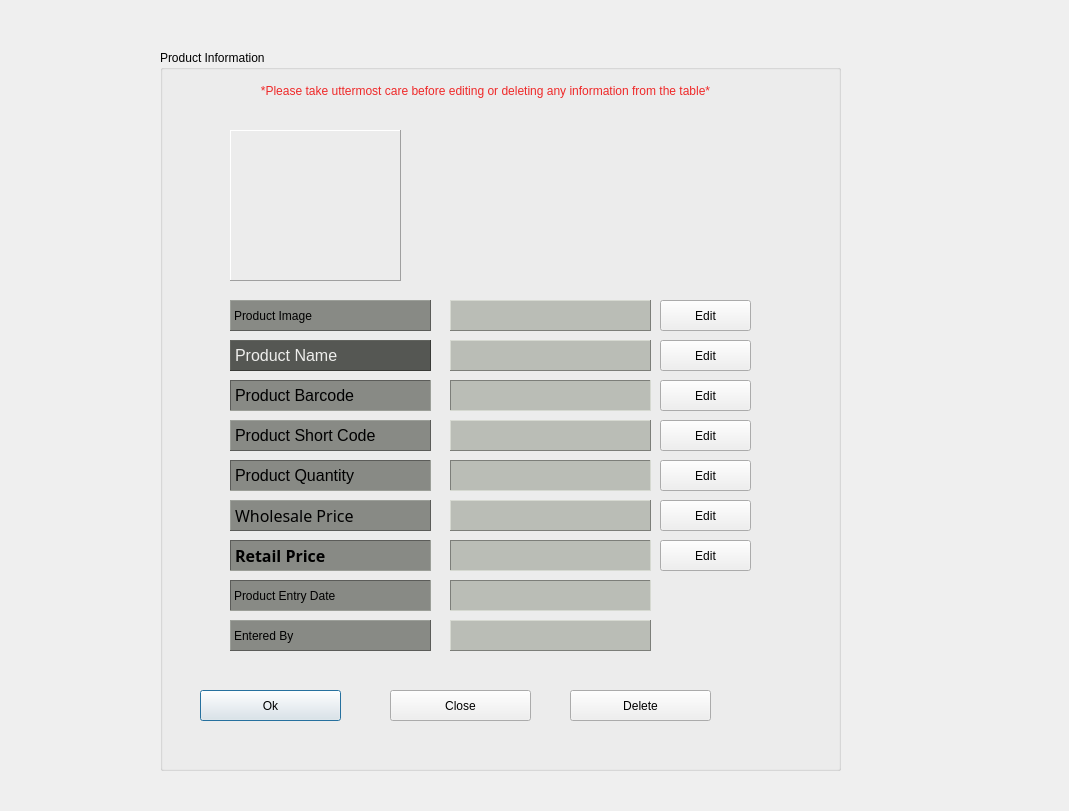
This is viewproduct.ui in vinnadipo09/bullet as Qt 5 draws it before an edit. The edited form follows.
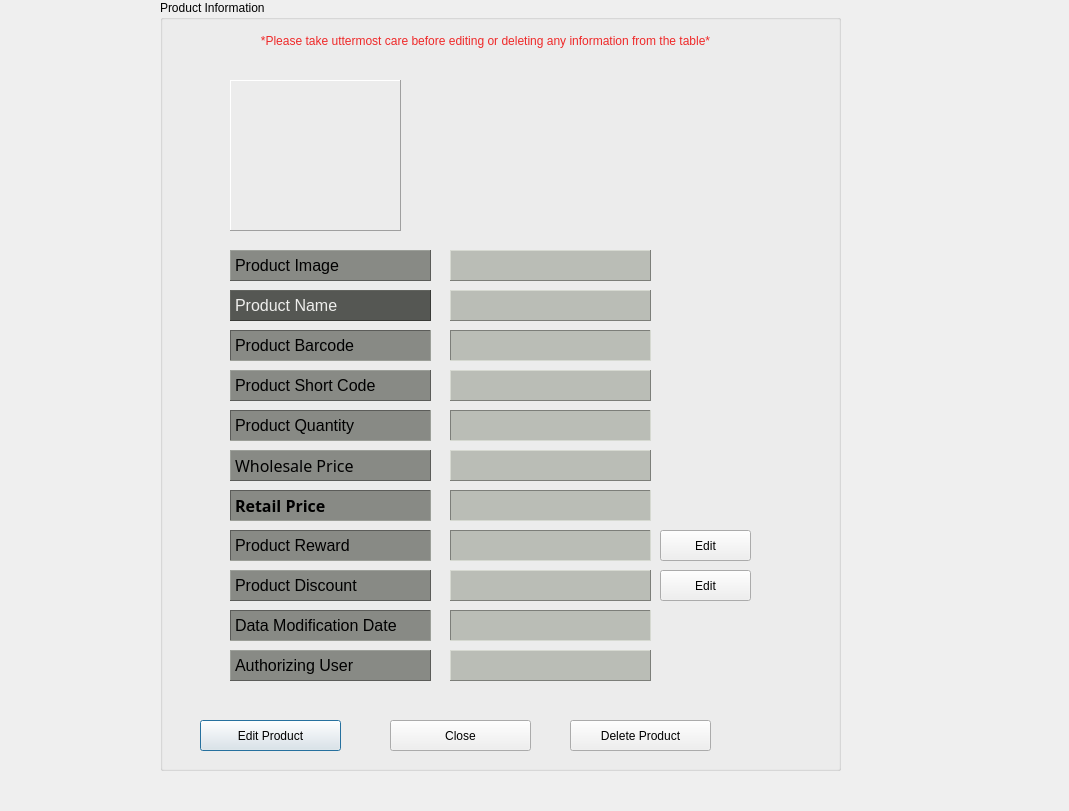
This is the edited form. Icons and pictures are not drawn.

What changed in the file:
```diff
--- a/viewproduct.ui
+++ b/viewproduct.ui
@@ -17,9 +17,9 @@
    <property name="geometry">
     <rect>
      <x>160</x>
-     <y>50</y>
+     <y>0</y>
      <width>681</width>
-     <height>721</height>
+     <height>771</height>
     </rect>
    </property>
    <property name="title">
@@ -116,6 +116,11 @@
       <height>31</height>
      </rect>
     </property>
+    <property name="font">
+     <font>
+      <pointsize>12</pointsize>
+     </font>
+    </property>
     <property name="styleSheet">
      <string notr="true">background-color: rgb(136, 138, 133);</string>
     </property>
@@ -193,6 +198,11 @@
       <height>31</height>
      </rect>
     </property>
+    <property name="font">
+     <font>
+      <pointsize>12</pointsize>
+     </font>
+    </property>
     <property name="styleSheet">
      <string notr="true">background-color: rgb(136, 138, 133);</string>
     </property>
@@ -203,20 +213,20 @@
      <enum>QFrame::Raised</enum>
     </property>
     <property name="text">
-     <string>Entered By</string>
+     <string>Product Discount</string>
     </property>
    </widget>
    <widget class="QPushButton" name="btn_edit_view">
     <property name="geometry">
      <rect>
       <x>40</x>
-      <y>640</y>
+      <y>720</y>
       <width>141</width>
       <height>31</height>
      </rect>
     </property>
     <property name="text">
-     <string>Ok</string>
+     <string>Edit Product</string>
     </property>
     <property name="icon">
      <iconset resource="resources.qrc">
@@ -233,7 +243,7 @@
     <property name="geometry">
      <rect>
       <x>230</x>
-      <y>640</y>
+      <y>720</y>
       <width>141</width>
       <height>31</height>
      </rect>
@@ -261,6 +271,11 @@
       <height>31</height>
      </rect>
     </property>
+    <property name="font">
+     <font>
+      <pointsize>12</pointsize>
+     </font>
+    </property>
     <property name="styleSheet">
      <string notr="true">background-color: rgb(136, 138, 133);</string>
     </property>
@@ -271,7 +286,7 @@
      <enum>QFrame::Sunken</enum>
     </property>
     <property name="text">
-     <string>Product Entry Date</string>
+     <string>Product Reward</string>
     </property>
    </widget>
    <widget class="QLabel" name="lbl_avatar">
@@ -549,13 +564,13 @@
     <property name="geometry">
      <rect>
       <x>410</x>
-      <y>640</y>
+      <y>720</y>
       <width>141</width>
       <height>31</height>
      </rect>
     </property>
     <property name="text">
-     <string>Delete</string>
+     <string>Delete Product</string>
     </property>
     <property name="icon">
      <iconset resource="resources.qrc">
@@ -572,7 +587,7 @@
     <property name="geometry">
      <rect>
       <x>500</x>
-      <y>250</y>
+      <y>530</y>
       <width>91</width>
       <height>31</height>
      </rect>
@@ -595,7 +610,7 @@
     <property name="geometry">
      <rect>
       <x>500</x>
-      <y>290</y>
+      <y>570</y>
       <width>91</width>
       <height>31</height>
      </rect>
@@ -614,119 +629,102 @@
      </size>
     </property>
    </widget>
-   <widget class="QPushButton" name="pb_editProductBarcode">
+   <widget class="QLabel" name="lbl_admin_2">
     <property name="geometry">
      <rect>
-      <x>500</x>
-      <y>330</y>
-      <width>91</width>
+      <x>70</x>
+      <y>650</y>
+      <width>201</width>
       <height>31</height>
      </rect>
     </property>
-    <property name="text">
-     <string>Edit</string>
+    <property name="font">
+     <font>
+      <pointsize>12</pointsize>
+     </font>
     </property>
-    <property name="icon">
-     <iconset resource="resources.qrc">
-      <normaloff>:/resources/newIcons/icons8-edit-120.png</normaloff>:/resources/newIcons/icons8-edit-120.png</iconset>
+    <property name="styleSheet">
+     <string notr="true">background-color: rgb(136, 138, 133);</string>
     </property>
-    <property name="iconSize">
-     <size>
-      <width>24</width>
-      <height>24</height>
-     </size>
+    <property name="frameShape">
+     <enum>QFrame::Panel</enum>
     </property>
-   </widget>
-   <widget class="QPushButton" name="pb_editProductShortCode">
-    <property name="geometry">
-     <rect>
-      <x>500</x>
-      <y>370</y>
-      <width>91</width>
-      <height>31</height>
-     </rect>
+    <property name="frameShadow">
+     <enum>QFrame::Raised</enum>
     </property>
     <property name="text">
-     <string>Edit</string>
+     <string>Authorizing User</string>
     </property>
-    <property name="icon">
-     <iconset resource="resources.qrc">
-      <normaloff>:/resources/newIcons/icons8-edit-120.png</normaloff>:/resources/newIcons/icons8-edit-120.png</iconset>
-    </property>
-    <property name="iconSize">
-     <size>
-      <width>24</width>
-      <height>24</height>
-     </size>
-    </property>
    </widget>
-   <widget class="QPushButton" name="pb_editProductQuantity">
+   <widget class="QLabel" name="lbl_time_2">
     <property name="geometry">
      <rect>
-      <x>500</x>
-      <y>410</y>
-      <width>91</width>
+      <x>70</x>
+      <y>610</y>
+      <width>201</width>
       <height>31</height>
      </rect>
     </property>
-    <property name="text">
-     <string>Edit</string>
+    <property name="font">
+     <font>
+      <pointsize>12</pointsize>
+     </font>
     </property>
-    <property name="icon">
-     <iconset resource="resources.qrc">
-      <normaloff>:/resources/newIcons/icons8-edit-120.png</normaloff>:/resources/newIcons/icons8-edit-120.png</iconset>
+    <property name="styleSheet">
+     <string notr="true">background-color: rgb(136, 138, 133);</string>
     </property>
-    <property name="iconSize">
-     <size>
-      <width>24</width>
-      <height>24</height>
-     </size>
+    <property name="frameShape">
+     <enum>QFrame::Panel</enum>
     </property>
+    <property name="frameShadow">
+     <enum>QFrame::Sunken</enum>
+    </property>
+    <property name="text">
+     <string>Data Modification Date</string>
+    </property>
    </widget>
-   <widget class="QPushButton" name="pb_editProductWholesalePrice">
+   <widget class="QLabel" name="user">
     <property name="geometry">
      <rect>
-      <x>500</x>
-      <y>450</y>
-      <width>91</width>
+      <x>290</x>
+      <y>650</y>
+      <width>201</width>
       <height>31</height>
      </rect>
     </property>
-    <property name="text">
-     <string>Edit</string>
+    <property name="styleSheet">
+     <string notr="true">background-color: rgb(186, 189, 182);</string>
     </property>
-    <property name="icon">
-     <iconset resource="resources.qrc">
-      <normaloff>:/resources/newIcons/icons8-edit-120.png</normaloff>:/resources/newIcons/icons8-edit-120.png</iconset>
+    <property name="frameShape">
+     <enum>QFrame::Panel</enum>
     </property>
-    <property name="iconSize">
-     <size>
-      <width>24</width>
-      <height>24</height>
-     </size>
+    <property name="frameShadow">
+     <enum>QFrame::Raised</enum>
     </property>
+    <property name="text">
+     <string/>
+    </property>
    </widget>
-   <widget class="QPushButton" name="pb_editProductRetailPrice">
+   <widget class="QLabel" name="modDate">
     <property name="geometry">
      <rect>
-      <x>500</x>
-      <y>490</y>
-      <width>91</width>
+      <x>290</x>
+      <y>610</y>
+      <width>201</width>
       <height>31</height>
      </rect>
     </property>
-    <property name="text">
-     <string>Edit</string>
+    <property name="styleSheet">
+     <string notr="true">background-color: rgb(186, 189, 182);</string>
     </property>
-    <property name="icon">
-     <iconset resource="resources.qrc">
-      <normaloff>:/resources/newIcons/icons8-edit-120.png</normaloff>:/resources/newIcons/icons8-edit-120.png</iconset>
+    <property name="frameShape">
+     <enum>QFrame::Panel</enum>
     </property>
-    <property name="iconSize">
-     <size>
-      <width>24</width>
-      <height>24</height>
-     </size>
+    <property name="frameShadow">
+     <enum>QFrame::Sunken</enum>
+    </property>
+    <property name="text">
+     <string/>
     </property>
    </widget>
   </widget>
@@ -750,9 +748,9 @@
    <property name="geometry">
     <rect>
      <x>0</x>
-     <y>20</y>
+     <y>-10</y>
      <width>1061</width>
-     <height>781</height>
+     <height>811</height>
     </rect>
    </property>
    <property name="styleSheet">
```
Left out of the diff: 28 changed lines with no effect on the pictures.
